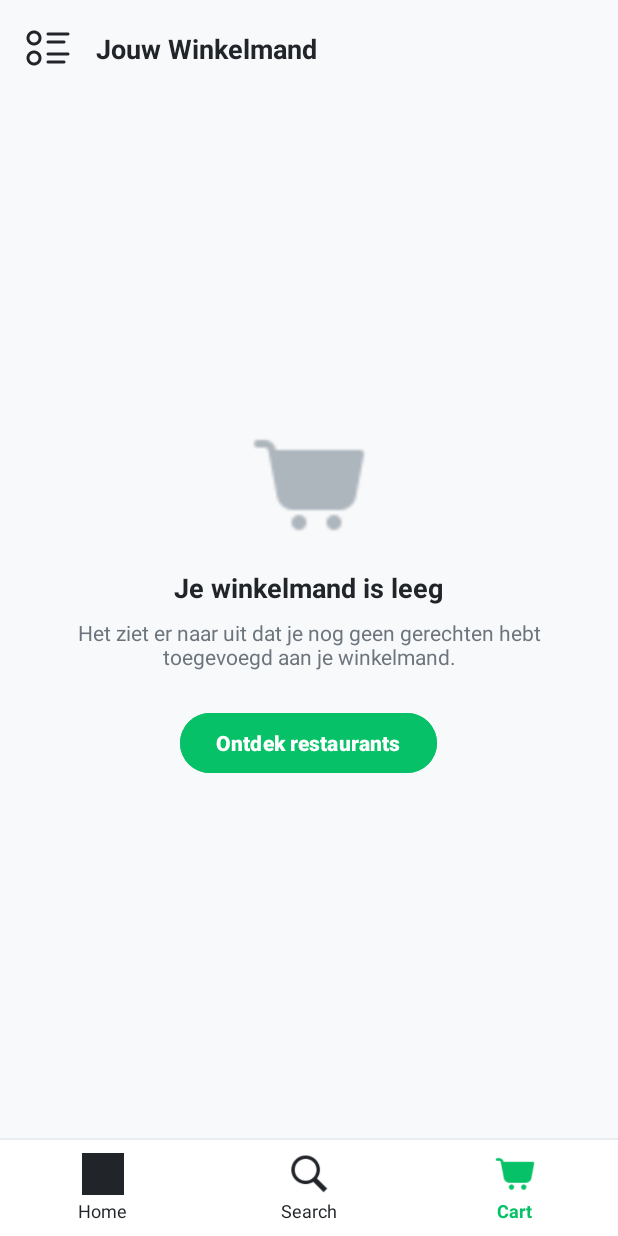
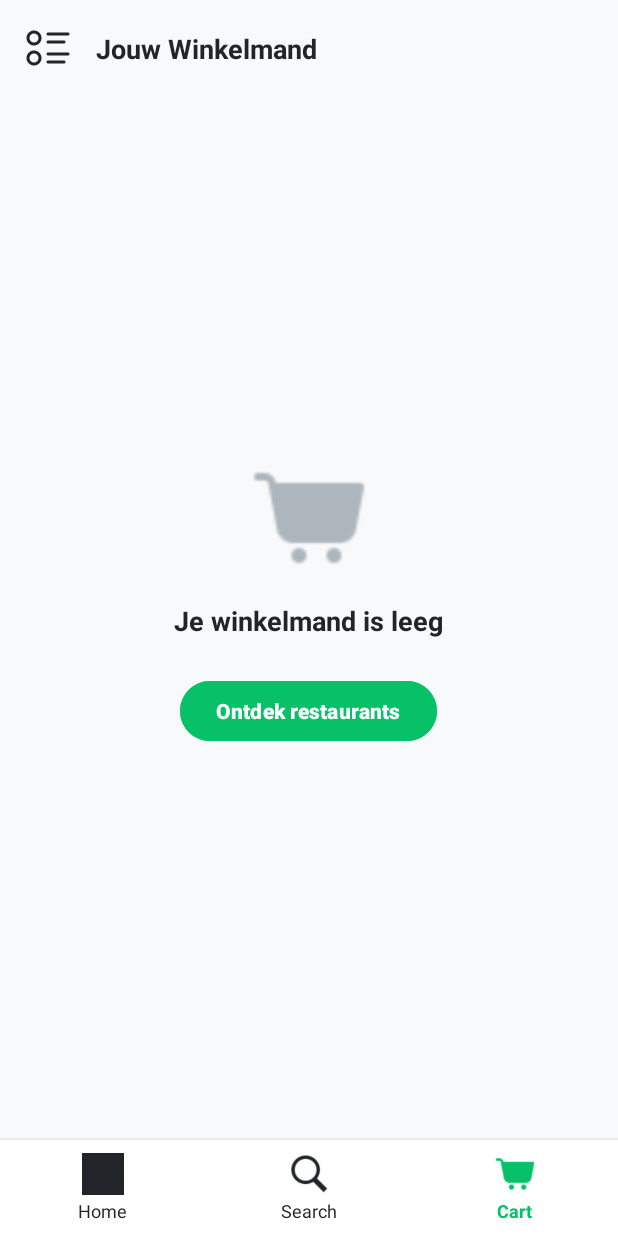
Before and after one commit to matsbeumer20-hash/Android-studio, an Android app: the MainActivity3 screen opened directly, with no data from a screen before it, on a phone screen of 412 x 824 dp. Run offline under Robolectric (Android 15) with nearby library versions, the phone set to English and light mode, and no system bars.

Commit message:
Update! v2.0
New layout and fixed cart button.

```diff
--- a/app/src/main/java/com/example/andriod_projectbobereats/MainActivity3.kt
+++ b/app/src/main/java/com/example/andriod_projectbobereats/MainActivity3.kt
@@ -22,19 +22,19 @@ class MainActivity3 : AppCompatActivity() {
         }
 
         val btnStartShopping = findViewById<Button>(R.id.btnStartShopping)
-        btnStartShopping.setOnClickListener {
+        btnStartShopping?.setOnClickListener {
             val intent = Intent(this, MainActivity2::class.java)
             startActivity(intent)
         }
 
-        val btnNavHomeCart = findViewById<LinearLayout>(R.id.btnNavHomeCart)
-        btnNavHomeCart.setOnClickListener {
+        val btnNavHome = findViewById<LinearLayout>(R.id.btnNavHome3)
+        btnNavHome?.setOnClickListener {
             val intent = Intent(this, MainActivity::class.java)
             startActivity(intent)
         }
 
-        val btnNavSearchCart = findViewById<LinearLayout>(R.id.btnNavSearchCart)
-        btnNavSearchCart.setOnClickListener {
+        val btnNavSearch = findViewById<LinearLayout>(R.id.btnNavSearch3)
+        btnNavSearch?.setOnClickListener {
             val intent = Intent(this, MainActivity2::class.java)
             startActivity(intent)
         }
--- a/app/src/main/res/layout/activity_main3.xml
+++ b/app/src/main/res/layout/activity_main3.xml
@@ -8,7 +8,6 @@
     android:background="#F8F9FA"
     tools:context=".MainActivity3">
 
-    <!-- Top Bar -->
     <ImageView
         android:id="@+id/btnBackCart"
         android:layout_width="32dp"
@@ -34,14 +33,13 @@
         app:layout_constraintStart_toEndOf="@+id/btnBackCart"
         app:layout_constraintTop_toTopOf="@+id/btnBackCart" />
 
-    <!-- Lege Winkelmand Inhoud (Gecentreerd) -->
     <LinearLayout
         android:layout_width="0dp"
         android:layout_height="0dp"
         android:gravity="center"
         android:orientation="vertical"
         android:padding="32dp"
-        app:layout_constraintBottom_toTopOf="@+id/bottomNavDividerCart"
+        app:layout_constraintBottom_toTopOf="@+id/bottomNavDivider3"
         app:layout_constraintEnd_toEndOf="parent"
         app:layout_constraintStart_toStartOf="parent"
         app:layout_constraintTop_toBottomOf="@+id/tvCartTitle">
@@ -62,15 +60,6 @@
             android:textSize="18sp"
             android:textStyle="bold" />
 
-        <TextView
-            android:layout_width="wrap_content"
-            android:layout_height="wrap_content"
-            android:layout_marginTop="8dp"
-            android:gravity="center"
-            android:text="Het ziet er naar uit dat je nog geen gerechten hebt toegevoegd aan je winkelmand."
-            android:textColor="#6C757D"
-            android:textSize="14sp" />
-
         <Button
             android:id="@+id/btnStartShopping"
             android:layout_width="wrap_content"
@@ -84,7 +73,7 @@
 
     <!-- Vaste Navigatiebalk onderaan -->
     <View
-        android:id="@+id/bottomNavBgCart"
+        android:id="@+id/bottomNavBg3"
         android:layout_width="0dp"
         android:layout_height="64dp"
         android:background="#FFFFFF"
@@ -93,26 +82,25 @@
         app:layout_constraintStart_toStartOf="parent" />
 
     <View
-        android:id="@+id/bottomNavDividerCart"
+        android:id="@+id/bottomNavDivider3"
         android:layout_width="0dp"
         android:layout_height="1dp"
         android:background="#E9ECEF"
-        app:layout_constraintBottom_toTopOf="@+id/bottomNavBgCart"
+        app:layout_constraintBottom_toTopOf="@+id/bottomNavBg3"
         app:layout_constraintEnd_toEndOf="parent"
         app:layout_constraintStart_toStartOf="parent" />
 
-    <!-- Home Knop -->
     <LinearLayout
-        android:id="@+id/btnNavHomeCart"
+        android:id="@+id/btnNavHome3"
         android:layout_width="0dp"
         android:layout_height="0dp"
         android:gravity="center"
         android:orientation="vertical"
-        app:layout_constraintBottom_toBottomOf="@+id/bottomNavBgCart"
-        app:layout_constraintEnd_toStartOf="@+id/btnNavSearchCart"
+        app:layout_constraintBottom_toBottomOf="@+id/bottomNavBg3"
+        app:layout_constraintEnd_toStartOf="@+id/btnNavSearch3"
         app:layout_constraintHorizontal_bias="0.5"
         app:layout_constraintStart_toStartOf="parent"
-        app:layout_constraintTop_toTopOf="@+id/bottomNavBgCart">
+        app:layout_constraintTop_toTopOf="@+id/bottomNavBg3">
 
         <ImageView
             android:layout_width="28dp"
@@ -130,18 +118,17 @@
             android:textSize="12sp" />
     </LinearLayout>
 
-    <!-- Search Knop -->
     <LinearLayout
-        android:id="@+id/btnNavSearchCart"
+        android:id="@+id/btnNavSearch3"
         android:layout_width="0dp"
         android:layout_height="0dp"
         android:gravity="center"
         android:orientation="vertical"
-        app:layout_constraintBottom_toBottomOf="@+id/bottomNavBgCart"
-        app:layout_constraintEnd_toStartOf="@+id/buttonCartActive"
+        app:layout_constraintBottom_toBottomOf="@+id/bottomNavBg3"
+        app:layout_constraintEnd_toStartOf="@+id/btnNavCart3"
         app:layout_constraintHorizontal_bias="0.5"
-        app:layout_constraintStart_toEndOf="@+id/btnNavHomeCart"
-        app:layout_constraintTop_toTopOf="@+id/bottomNavBgCart">
+        app:layout_constraintStart_toEndOf="@+id/btnNavHome3"
+        app:layout_constraintTop_toTopOf="@+id/bottomNavBg3">
 
         <ImageView
             android:layout_width="28dp"
@@ -159,18 +146,17 @@
             android:textSize="12sp" />
     </LinearLayout>
 
-    <!-- Cart Knop (Actief in groen) -->
     <LinearLayout
-        android:id="@+id/buttonCartActive"
+        android:id="@+id/btnNavCart3"
         android:layout_width="0dp"
         android:layout_height="0dp"
         android:gravity="center"
         android:orientation="vertical"
-        app:layout_constraintBottom_toBottomOf="@+id/bottomNavBgCart"
+        app:layout_constraintBottom_toBottomOf="@+id/bottomNavBg3"
         app:layout_constraintEnd_toEndOf="parent"
         app:layout_constraintHorizontal_bias="0.5"
-        app:layout_constraintStart_toEndOf="@+id/btnNavSearchCart"
-        app:layout_constraintTop_toTopOf="@+id/bottomNavBgCart">
+        app:layout_constraintStart_toEndOf="@+id/btnNavSearch3"
+        app:layout_constraintTop_toTopOf="@+id/bottomNavBg3">
 
         <ImageView
             android:layout_width="28dp"
```
Also changed, not shown: app/src/main/java/com/example/andriod_projectbobereats/MainActivity.kt (+11 -7 lines), app/src/main/java/com/example/andriod_projectbobereats/MainActivity2.kt (+13 -4 lines), app/src/main/res/layout/activity_main.xml (+66 -76 lines), app/src/main/res/layout/activity_main2.xml (+28 -99 lines).
